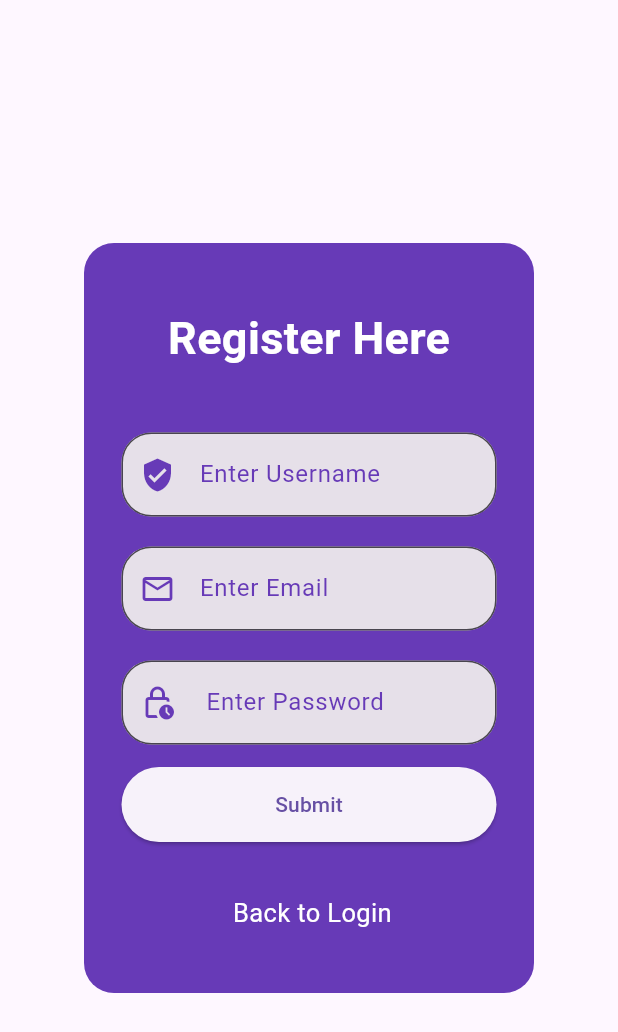
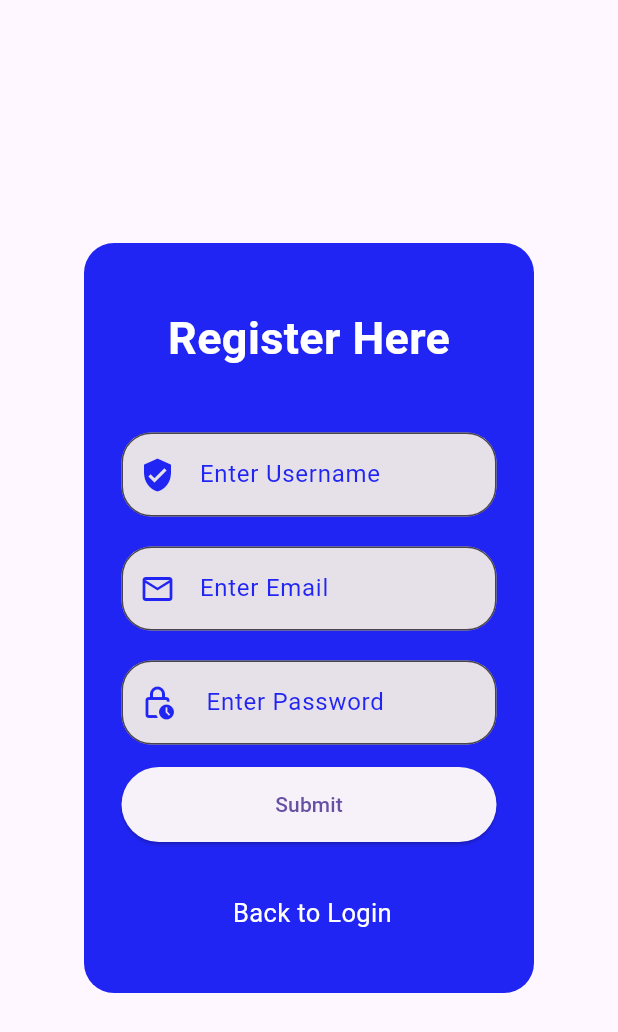
Before and after one commit to NikhilBhandari22/Login-Register-App, a Flutter app: the screen it shows after launch, after a tap on "Create Here", on a phone screen of 412 x 824 dp. Shown: the top 1032 px of the screen. Run offline on Flutter 3.47's test engine with Material 3 defaults, Android fonts, the phone set to English and light mode, and no system bars; our stand-ins replace cloud_firestore, firebase_auth, firebase_core; accounts and stored records are empty; network calls fail.

Commit message:
UI change

```diff
--- a/lib/screens/home.dart
+++ b/lib/screens/home.dart
@@ -16,11 +16,14 @@ class _HomePageState extends State<HomePage> {
   Widget build(BuildContext context) {
     return Scaffold(
       appBar: AppBar(
-        backgroundColor: Colors.deepPurple,
+        backgroundColor: Color.fromARGB(255, 33, 37, 243),
         centerTitle: true,
         title: const Text(
           "Lists Of Users",
-          style: TextStyle(color: Colors.white, fontSize: 30),
+          style: TextStyle(
+            color: Color.fromARGB(255, 33, 37, 243),
+            fontSize: 30,
+          ),
         ),
       ),
       body: Padding(
--- a/lib/screens/login.dart
+++ b/lib/screens/login.dart
@@ -55,7 +55,7 @@ class _LoginPAgeState extends State<LoginPAge> {
         child: Container(
           decoration: BoxDecoration(
             borderRadius: BorderRadius.circular(20),
-            color: Colors.deepPurple,
+            color:  const Color.fromARGB(255, 33, 37, 243),
           ),
           height: 500,
           width: 300,
@@ -83,9 +83,9 @@ class _LoginPAgeState extends State<LoginPAge> {
                           hintText: 'Enter Username',
                           prefixIcon: Icon(
                             Icons.email_outlined,
-                            color: Colors.deepPurple,
+                            color:  const Color.fromARGB(255, 33, 37, 243),
                           ),
-                          hintStyle: TextStyle(color: Colors.deepPurple),
+                          hintStyle: TextStyle(color:  const Color.fromARGB(255, 33, 37, 243),),
                           filled: true,
                           border: OutlineInputBorder(
                             borderRadius: BorderRadius.circular(20),
@@ -99,9 +99,9 @@ class _LoginPAgeState extends State<LoginPAge> {
                           hintText: 'Enter Password',
                           prefixIcon: Icon(
                             Icons.password_outlined,
-                            color: Colors.deepPurple,
+                           color:  const Color.fromARGB(255, 33, 37, 243),
                           ),
-                          hintStyle: TextStyle(color: Colors.deepPurple),
+                          hintStyle: TextStyle(color:  const Color.fromARGB(255, 33, 37, 243),),
                           filled: true,
                           border: OutlineInputBorder(
                             borderRadius: BorderRadius.circular(20),
@@ -109,9 +109,10 @@ class _LoginPAgeState extends State<LoginPAge> {
                         ),
                         obscureText: true,
                       ),
-                      SizedBox(height: 10),
+                      SizedBox(height: 20),
                       SizedBox(
                         width: 400,
+                        height: 50,
                         child: ElevatedButton(
                           onPressed: _loginUser,
                           child: Text('Login'),
--- a/lib/screens/register.dart
+++ b/lib/screens/register.dart
@@ -63,7 +63,7 @@ class _RegisterPageState extends State<RegisterPage> {
         child: Container(
           decoration: BoxDecoration(
             borderRadius: BorderRadius.circular(20),
-            color: Colors.deepPurple,
+             color:  const Color.fromARGB(255, 33, 37, 243),
           ),
           height: 500,
           width: 300,
@@ -88,10 +88,10 @@ class _RegisterPageState extends State<RegisterPage> {
                         controller: _usernameController,
                         decoration: InputDecoration(
                           hintText: 'Enter Username',
-                          hintStyle: TextStyle(color: Colors.deepPurple),
+                          hintStyle: TextStyle(color:  const Color.fromARGB(255, 33, 37, 243),),
                           prefixIcon: Icon(
                             Icons.verified_user,
-                            color: Colors.deepPurple,
+                           color:  const Color.fromARGB(255, 33, 37, 243),
                           ),
                           filled: true,
                           border: OutlineInputBorder(
@@ -104,10 +104,10 @@ class _RegisterPageState extends State<RegisterPage> {
                         controller: _emailController,
                         decoration: InputDecoration(
                           hintText: 'Enter Email',
-                          hintStyle: TextStyle(color: Colors.deepPurple),
+                          hintStyle: TextStyle(color:  const Color.fromARGB(255, 33, 37, 243),),
                           prefixIcon: Icon(
                             Icons.email_outlined,
-                            color: Colors.deepPurple,
+                           color:  const Color.fromARGB(255, 33, 37, 243),
                           ),
                           filled: true,
                           border: OutlineInputBorder(
@@ -120,10 +120,10 @@ class _RegisterPageState extends State<RegisterPage> {
                         controller: _passwordController,
                         decoration: InputDecoration(
                           hintText: ' Enter Password',
-                          hintStyle: TextStyle(color: Colors.deepPurple),
+                          hintStyle: TextStyle(color:  const Color.fromARGB(255, 33, 37, 243),),
                           prefixIcon: Icon(
                             Icons.lock_clock_outlined,
-                            color: Colors.deepPurple,
+                           color:  const Color.fromARGB(255, 33, 37, 243),
                           ),
 
                           filled: true,
```
